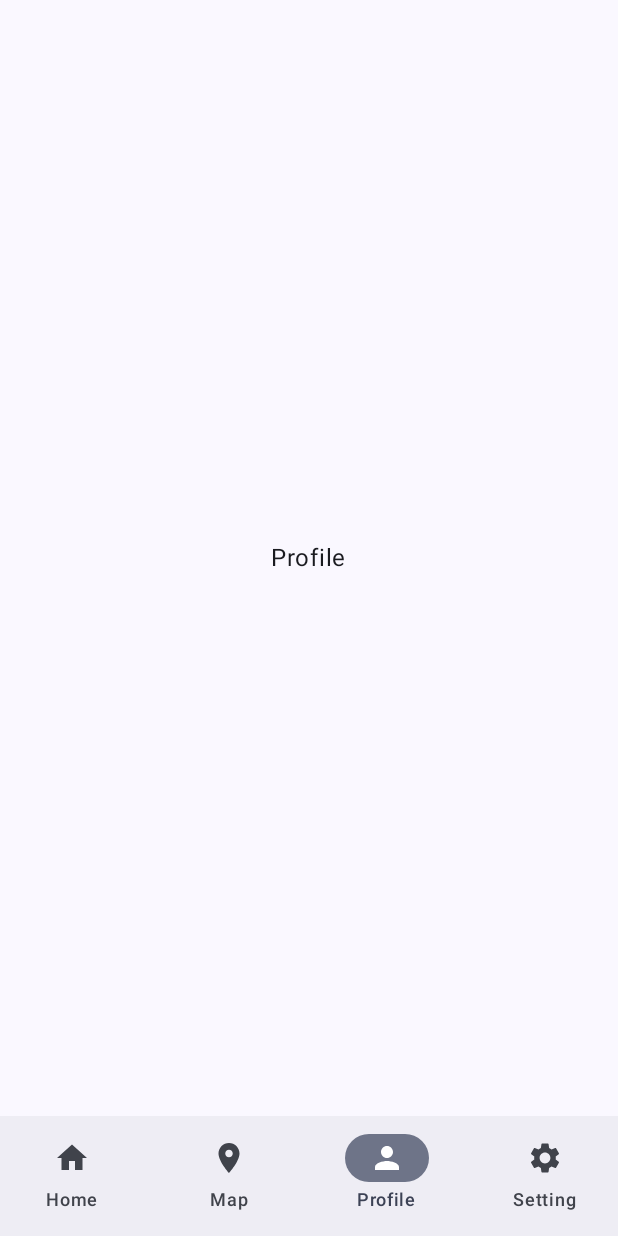
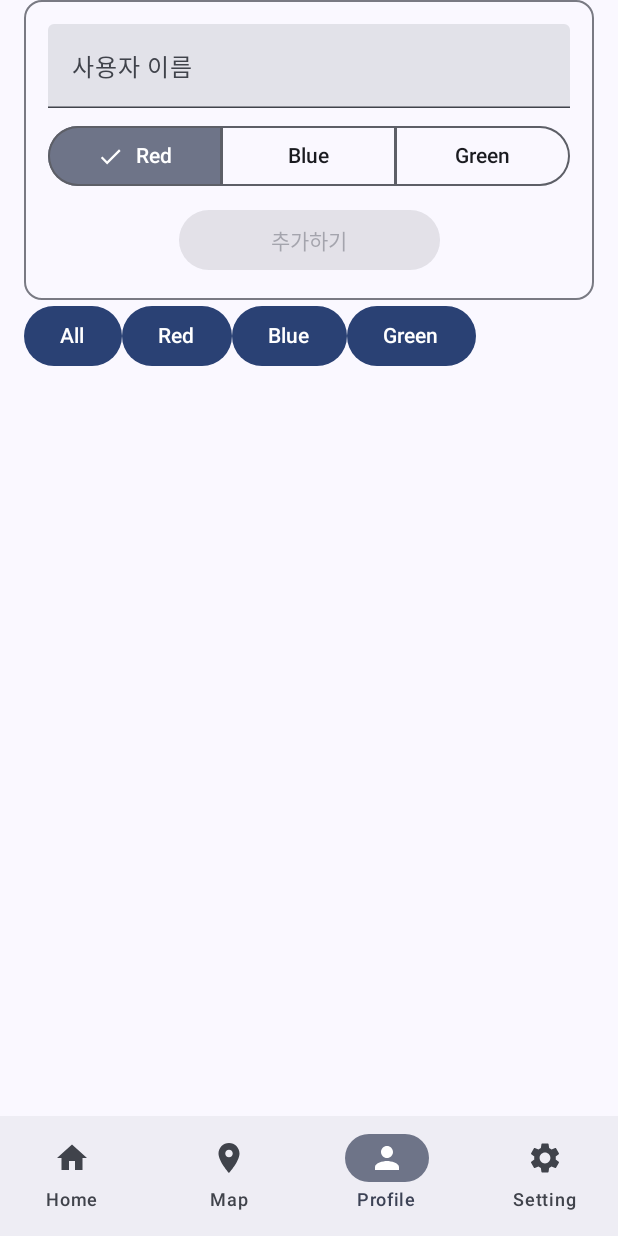
Before and after one commit to tushin/withramp, an Android app built with Jetpack Compose: the screen it shows after launch (MainActivity), item 3 of the bottom bar chosen, on a phone screen of 412 x 824 dp. Run offline under Robolectric (Android 15) with nearby library versions, the phone set to English and light mode, and no system bars; our stand-ins replace Firebase (no records; nobody signed in at launch, a user with empty details on screens opened directly).

```diff
--- a/app/build.gradle.kts
+++ b/app/build.gradle.kts
@@ -2,6 +2,7 @@ plugins {
     alias(libs.plugins.android.application)
     alias(libs.plugins.kotlin.android)
     alias(libs.plugins.kotlin.compose)
+    alias(libs.plugins.google.services)
 }
 
 android {
@@ -52,6 +53,8 @@ dependencies {
     implementation(libs.androidx.compose.material3)
     implementation(libs.androidx.material.icons.extended)
     implementation(libs.maps.compose)
+    implementation(platform(libs.firebase.bom))
+    implementation(libs.firebase.firestore)
 
     testImplementation(libs.junit)
     androidTestImplementation(libs.androidx.junit)
--- a/app/src/main/AndroidManifest.xml
+++ b/app/src/main/AndroidManifest.xml
@@ -1,6 +1,8 @@
 <?xml version="1.0" encoding="utf-8"?>
 <manifest xmlns:android="http://schemas.android.com/apk/res/android"
     xmlns:tools="http://schemas.android.com/tools">
+
+    <uses-permission android:name="android.permission.INTERNET" />
 
     <application
         android:allowBackup="true"
--- a/app/src/main/java/com/sully/withramp/ui/screen/ProfileScreen.kt
+++ b/app/src/main/java/com/sully/withramp/ui/screen/ProfileScreen.kt
@@ -1,18 +1,187 @@
 package com.sully.withramp.ui.screen
 
-import androidx.compose.foundation.layout.Box
+import android.R.attr.name
+import android.util.Log
+import androidx.compose.foundation.layout.Arrangement
+import androidx.compose.foundation.layout.Column
+import androidx.compose.foundation.layout.ExperimentalLayoutApi
+import androidx.compose.foundation.layout.FlowRow
+import androidx.compose.foundation.layout.Row
 import androidx.compose.foundation.layout.fillMaxSize
+import androidx.compose.foundation.layout.fillMaxWidth
+import androidx.compose.foundation.layout.padding
+import androidx.compose.material3.Button
+import androidx.compose.material3.Card
+import androidx.compose.material3.ElevatedCard
+import androidx.compose.material3.ListItem
+import androidx.compose.material3.OutlinedCard
+import androidx.compose.material3.SegmentedButton
+import androidx.compose.material3.SegmentedButtonDefaults
+import androidx.compose.material3.SingleChoiceSegmentedButtonRow
 import androidx.compose.material3.Text
+import androidx.compose.material3.TextField
 import androidx.compose.runtime.Composable
+import androidx.compose.runtime.LaunchedEffect
+import androidx.compose.runtime.getValue
+import androidx.compose.runtime.mutableStateListOf
+import androidx.compose.runtime.mutableStateOf
+import androidx.compose.runtime.produceState
+import androidx.compose.runtime.remember
+import androidx.compose.runtime.rememberCoroutineScope
+import androidx.compose.runtime.setValue
 import androidx.compose.ui.Alignment
 import androidx.compose.ui.Modifier
+import androidx.compose.ui.tooling.preview.Preview
+import androidx.compose.ui.unit.dp
+import com.google.firebase.Firebase
+import com.google.firebase.firestore.firestore
+import com.google.firebase.firestore.toObjects
+import com.sully.withramp.ui.theme.WithRampTheme
+import kotlinx.coroutines.launch
+import kotlinx.coroutines.tasks.await
 
 @Composable
 fun ProfileScreen() {
-    Box(
-        modifier = Modifier.fillMaxSize(),
-        contentAlignment = Alignment.Center,
+    Column(
+        modifier = Modifier
+            .fillMaxSize()
+            .padding(horizontal = 16.dp)
     ) {
-        Text(text = "Profile")
+        CardInput()
+        UserList()
     }
 }
+
+@OptIn(ExperimentalLayoutApi::class)
+@Composable
+fun UserList() {
+    val coroutineScope = rememberCoroutineScope()
+
+    var users by remember {
+        mutableStateOf<List<User>>(emptyList())
+    }
+
+    val options = listOf("Red", "Blue", "Green")
+    var selectedOption by remember {
+        mutableStateOf<String?>(null)
+    }
+
+    LaunchedEffect(selectedOption) {
+        users = if (selectedOption != null) {
+            Firebase.firestore
+                .collection("users")
+                .whereEqualTo("color", selectedOption)
+                .get().await()
+                .toObjects<User>()
+        } else {
+            Firebase.firestore
+                .collection("users")
+                .get().await()
+                .toObjects<User>()
+        }
+    }
+
+    Column {
+        Row {
+            Button(
+                onClick = { selectedOption = null }
+            ) {
+                Text("All")
+            }
+
+            options.forEach { option ->
+                Button(
+                    onClick = { selectedOption = option }
+                ) {
+                    Text(option)
+                }
+            }
+        }
+
+        FlowRow(
+            horizontalArrangement = Arrangement.spacedBy(8.dp),
+            verticalArrangement = Arrangement.spacedBy(8.dp),
+        ) {
+            users.forEach {
+                OutlinedCard {
+                    Row(
+                        modifier = Modifier.padding(8.dp),
+                        horizontalArrangement = Arrangement.spacedBy(16.dp)
+                    ) {
+                        Text(it.name)
+                        Text(it.color)
+                    }
+                }
+            }
+
+        }
+    }
+}
+
+data class User(
+    val name: String = "Unknown",
+    val color: String = "Red",
+)
+
+@Composable
+private fun CardInput() {
+    var name by remember { mutableStateOf("") }
+    val options = listOf("Red", "Blue", "Green")
+    var selectedOption by remember { mutableStateOf(options[0]) }
+    val coroutineScope = rememberCoroutineScope()
+
+    OutlinedCard {
+        Column(
+            modifier = Modifier.padding(16.dp),
+            verticalArrangement = Arrangement.spacedBy(8.dp),
+            horizontalAlignment = Alignment.CenterHorizontally
+        ) {
+            TextField(
+                modifier = Modifier.fillMaxWidth(),
+                value = name,
+                onValueChange = { text -> name = text },
+                placeholder = { Text("사용자 이름") }
+            )
+            SingleChoiceSegmentedButtonRow(
+                modifier = Modifier.fillMaxWidth(),
+            ) {
+                options.forEachIndexed { index, option ->
+                    SegmentedButton(
+                        shape = SegmentedButtonDefaults.itemShape(
+                            index = index,
+                            count = options.size
+                        ),
+                        onClick = { selectedOption = option },
+                        selected = option == selectedOption,
+                        label = { Text(option) }
+                    )
+                }
+            }
+            Button(
+                modifier = Modifier.fillMaxWidth(0.5f),
+                enabled = name.isNotBlank(),
+                onClick = {
+                    coroutineScope.launch {
+                        Firebase.firestore.collection("users").document(name)
+                            .set(User(name, selectedOption)).await()
+                        selectedOption = options[0]
+                        name = ""
+                    }
+                }
+            ) {
+                Text("추가하기")
+            }
+
+        }
+    }
+}
+
+@Preview(showBackground = true)
+@Composable
+private fun ProfileScreenPreview() {
+    WithRampTheme {
+        ProfileScreen()
+    }
+}
+
+// https://firebase.google.com/docs/firestore/quickstart?hl=ko&_gl=1*vfmqqu*_up*MQ..*_ga*MjAzOTYzMzQxMC4xNzYzNjg0Njc1*_ga_CW55HF8NVT*czE3NjM2ODQ2NzQkbzEkZzAkdDE3NjM2ODQ2NzQkajYwJGwwJGgw#android
--- a/build.gradle.kts
+++ b/build.gradle.kts
@@ -3,4 +3,5 @@ plugins {
     alias(libs.plugins.android.application) apply false
     alias(libs.plugins.kotlin.android) apply false
     alias(libs.plugins.kotlin.compose) apply false
+    alias(libs.plugins.google.services) apply false
 }
--- a/gradle/libs.versions.toml
+++ b/gradle/libs.versions.toml
@@ -1,5 +1,6 @@
 [versions]
 agp = "8.13.0"
+firebaseBom = "34.6.0"
 kotlin = "2.0.21"
 coreKtx = "1.17.0"
 junit = "4.13.2"
@@ -9,9 +10,12 @@ lifecycleRuntimeKtx = "2.9.4"
 activityCompose = "1.11.0"
 composeBom = "2024.09.00"
 mapsCompose = "6.2.1"
+googleService = "4.4.4"
 
 [libraries]
 androidx-core-ktx = { group = "androidx.core", name = "core-ktx", version.ref = "coreKtx" }
+firebase-bom = { module = "com.google.firebase:firebase-bom", version.ref = "firebaseBom" }
+firebase-firestore = { module = "com.google.firebase:firebase-firestore" }
 junit = { group = "junit", name = "junit", version.ref = "junit" }
 androidx-junit = { group = "androidx.test.ext", name = "junit", version.ref = "junitVersion" }
 androidx-espresso-core = { group = "androidx.test.espresso", name = "espresso-core", version.ref = "espressoCore" }
@@ -32,3 +36,4 @@ maps-compose = { module = "com.google.maps.android:maps-compose", version.ref =
 android-application = { id = "com.android.application", version.ref = "agp" }
 kotlin-android = { id = "org.jetbrains.kotlin.android", version.ref = "kotlin" }
 kotlin-compose = { id = "org.jetbrains.kotlin.plugin.compose", version.ref = "kotlin" }
+google-services = { id = "com.google.gms.google-services", version.ref = "googleService" }
```
Also changed, not shown: 1 other file.
